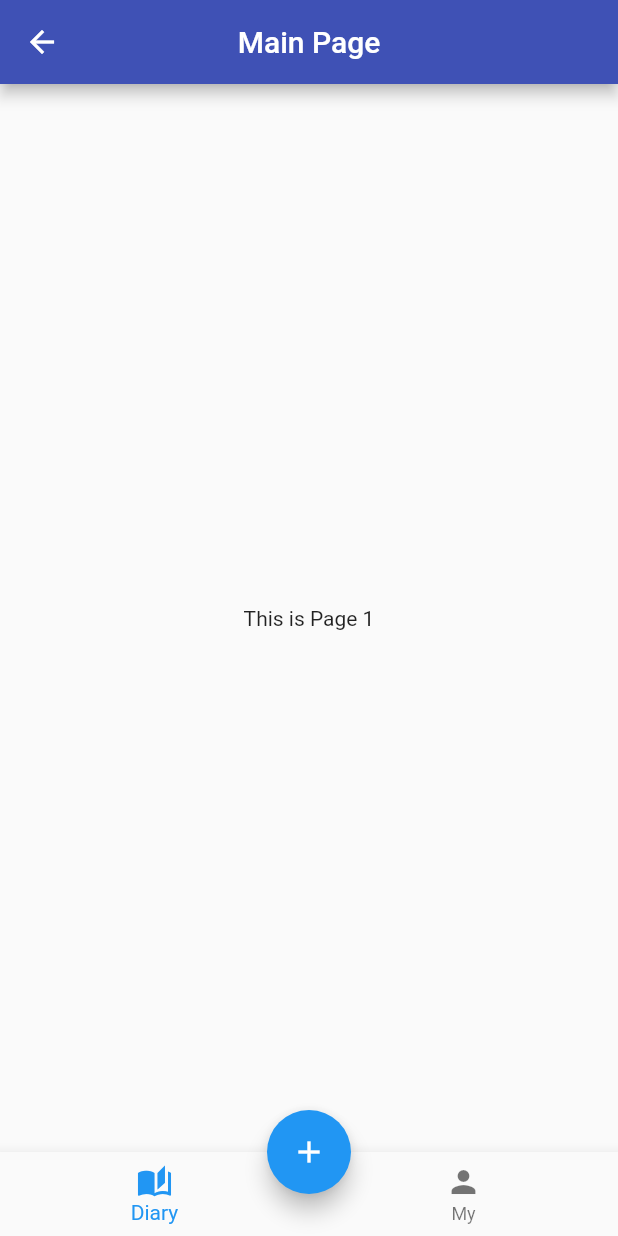
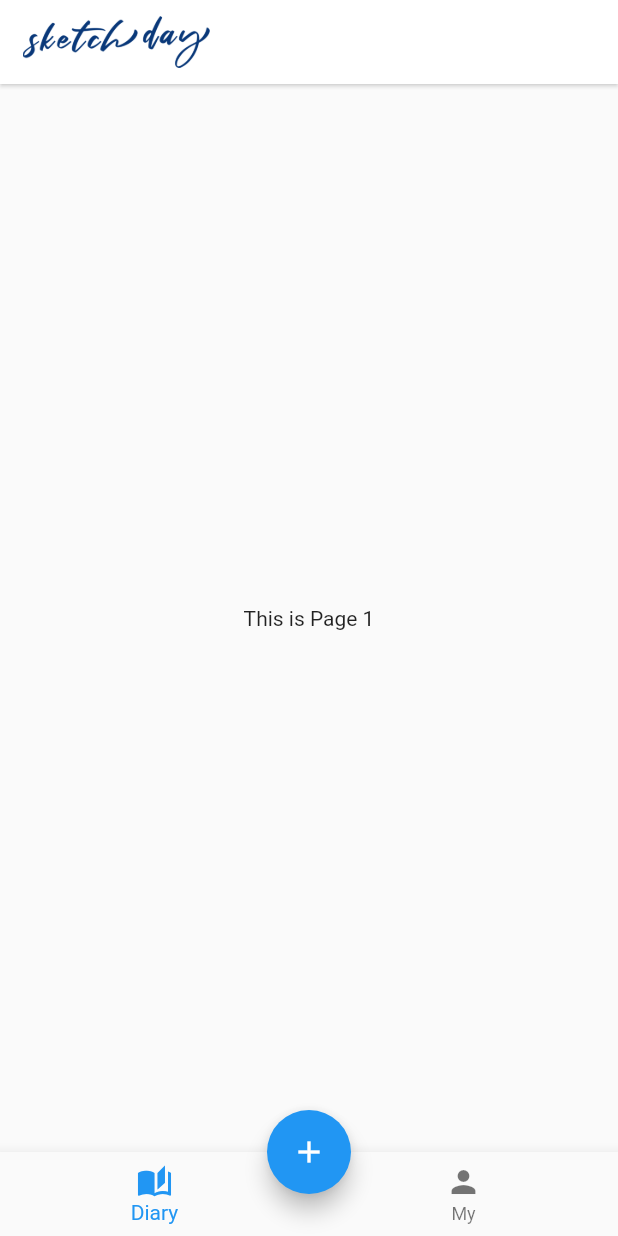
Before and after one commit to MJU-capstone-2023/OhNeulHaruDiary-Android, a Flutter app: the MainPage screen opened by its route, on a phone screen of 412 x 824 dp. Run offline on Flutter 3.47's test engine with Material 2 defaults, Android fonts, the phone set to English and light mode, and no system bars; our stand-ins replace flutter_dotenv, fluttertoast.

Commit message:
[FEAT] main page 로고 적용

```diff
--- a/lib/screens/main/main_page.dart
+++ b/lib/screens/main/main_page.dart
@@ -16,14 +16,22 @@ class MainPage extends StatefulWidget {
 
 class _MainPageState extends State<MainPage> {
   int _selectedIndex = 0;
-  final List<Widget> _pages = [const Diary(), const Mypage()];
+  final List<Widget> _pages = [Diary(), const Mypage()];
 
   @override
   Widget build(BuildContext context) {
     return Scaffold(
       appBar: AppBar(
-        title: const Text('Main Page'),
-        centerTitle: true,
+        backgroundColor: Colors.white,
+        elevation: 1,
+        shadowColor: Colors.grey[100],
+        leadingWidth: 140, // 앱바의 leading 영역의 너비를 변경
+        leading: Padding(
+          padding: const EdgeInsets.only(left: 15), // 좌측 여백 추가
+          child: SizedBox(
+            child: Image.asset('images/logo_v3.png',),
+          ),
+        ),
       ),
       body: _pages[_selectedIndex],
       bottomNavigationBar: BottomNavigationBarWidget(
```
